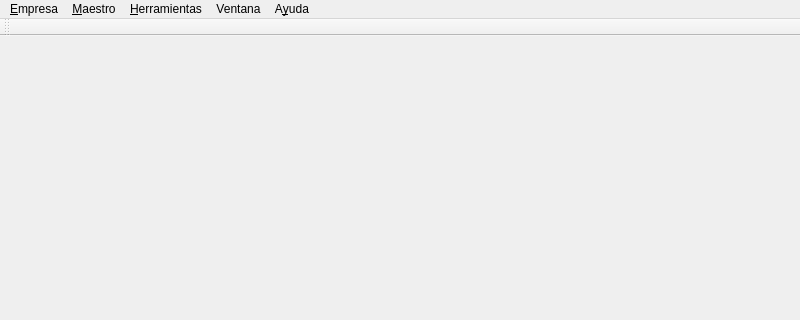
Before: the Qt Designer form bulmages/bulmacont/src/bcbulmacontbase.ui in eboladev/Bulmages-1, drawn with Qt 5; both pictures show x 0 to 800 and y 0 to 320 of the 800 by 600 pixel window.
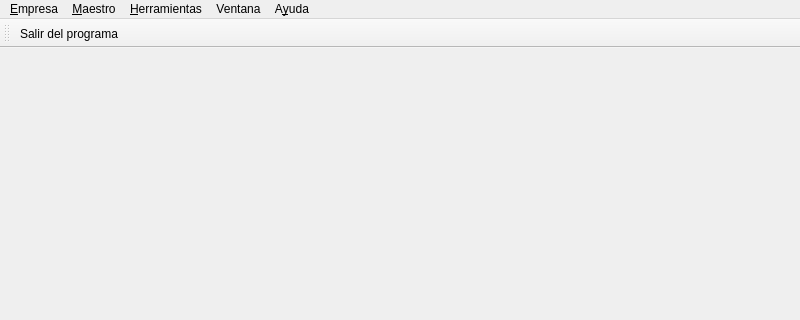
After: the same form once the commit is applied. Icons and pictures are not drawn.

Diff of the .ui file:
```diff
--- a/bulmages/bulmacont/src/bcbulmacontbase.ui
+++ b/bulmages/bulmacont/src/bcbulmacontbase.ui
@@ -102,6 +102,7 @@
    <attribute name="toolBarBreak">
     <bool>false</bool>
    </attribute>
+   <addaction name="actionSalir"/>
   </widget>
   <action name="actionConfiguracion">
    <property name="icon">
```
Left out of the diff: 13 changed lines with no effect on the pictures.
